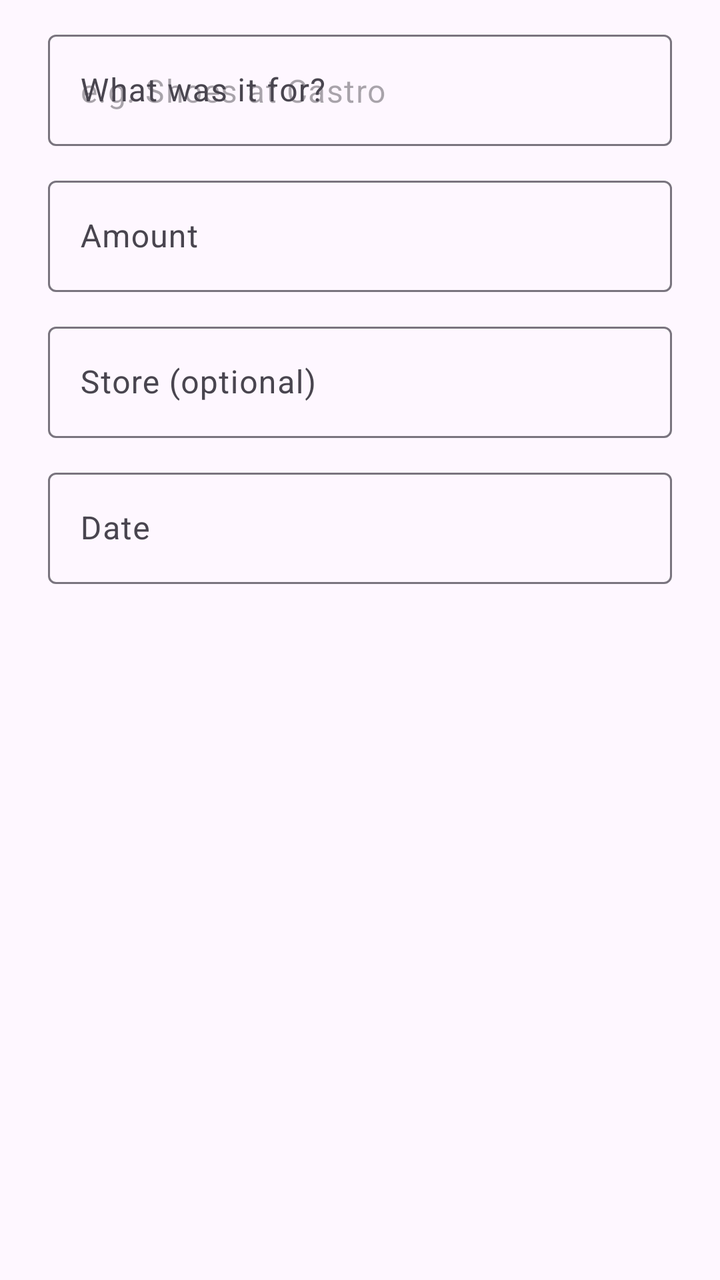
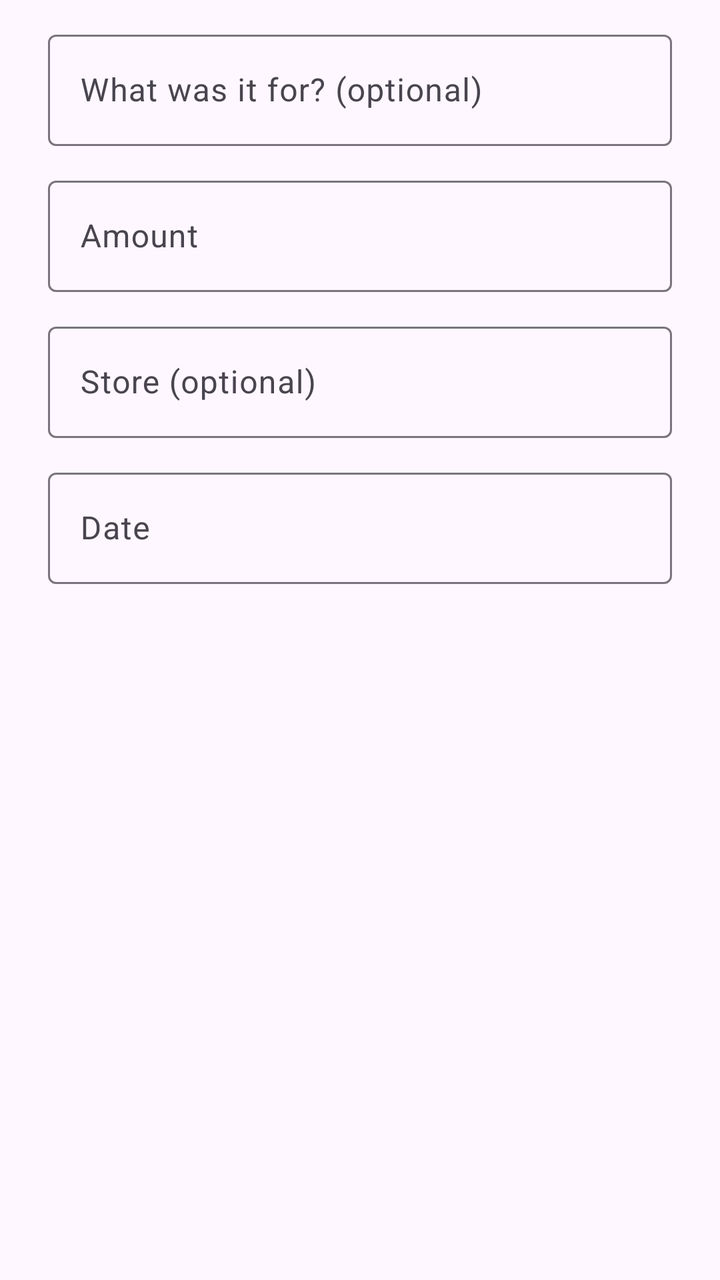

Two renders of the same Android screen: before a commit and after it. Below are the layout's source before the change and the commit's diff.
<!-- AndroidManifest.xml: application theme Theme.MyCards -->
<!-- res/layout/dialog_add_spend.xml -->
<?xml version="1.0" encoding="utf-8"?>
<LinearLayout xmlns:android="http://schemas.android.com/apk/res/android"
    android:layout_width="match_parent"
    android:layout_height="wrap_content"
    android:orientation="vertical"
    android:paddingStart="24dp"
    android:paddingEnd="24dp"
    android:paddingTop="12dp">

    <com.google.android.material.textfield.TextInputLayout
        android:id="@+id/titleLayout"
        style="@style/Widget.Material3.TextInputLayout.OutlinedBox"
        android:layout_width="match_parent"
        android:layout_height="wrap_content"
        android:hint="@string/spend_title_label">

        <com.google.android.material.textfield.TextInputEditText
            android:id="@+id/spendTitleInput"
            android:layout_width="match_parent"
            android:layout_height="wrap_content"
            android:hint="@string/spend_title_hint"
            android:inputType="text" />
    </com.google.android.material.textfield.TextInputLayout>

    <com.google.android.material.textfield.TextInputLayout
        android:id="@+id/spendAmountLayout"
        style="@style/Widget.Material3.TextInputLayout.OutlinedBox"
        android:layout_width="match_parent"
        android:layout_height="wrap_content"
        android:layout_marginTop="12dp"
        android:hint="@string/spend_amount_label">

        <com.google.android.material.textfield.TextInputEditText
            android:id="@+id/spendAmountInput"
            android:layout_width="match_parent"
            android:layout_height="wrap_content"
            android:inputType="numberDecimal" />
    </com.google.android.material.textfield.TextInputLayout>

    <com.google.android.material.textfield.TextInputLayout
        style="@style/Widget.Material3.TextInputLayout.OutlinedBox"
        android:layout_width="match_parent"
        android:layout_height="wrap_content"
        android:layout_marginTop="12dp"
        android:hint="@string/spend_store_label">

        <com.google.android.material.textfield.TextInputEditText
            android:id="@+id/spendStoreInput"
            android:layout_width="match_parent"
            android:layout_height="wrap_content"
            android:inputType="text" />
    </com.google.android.material.textfield.TextInputLayout>

    <com.google.android.material.textfield.TextInputLayout
        style="@style/Widget.Material3.TextInputLayout.OutlinedBox"
        android:layout_width="match_parent"
        android:layout_height="wrap_content"
        android:layout_marginTop="12dp"
        android:hint="@string/spend_date_label">

        <com.google.android.material.textfield.TextInputEditText
            android:id="@+id/spendDateInput"
            android:layout_width="match_parent"
            android:layout_height="wrap_content"
            android:focusable="false"
            android:inputType="none" />
    </com.google.android.material.textfield.TextInputLayout>

</LinearLayout>
<!-- resources referenced by this layout -->
<resources>
  <string name="spend_amount_label">Amount</string>
  <string name="spend_date_label">Date</string>
  <string name="spend_store_label">Store (optional)</string>
  <string name="spend_title_hint">e.g. Shoes at Castro</string>
  <string name="spend_title_label">What was it for?</string>
  <style name="Theme.MyCards" parent="Theme.Material3.DayNight.NoActionBar">
          <item name="colorPrimary">@color/brand_primary</item>
          <item name="colorOnPrimary">@color/brand_on_primary</item>
          <item name="colorPrimaryContainer">@color/brand_primary_container</item>
          <item name="colorOnPrimaryContainer">@color/brand_on_primary_container</item>
          <item name="colorSecondary">@color/brand_secondary</item>
          
          <item name="android:statusBarColor" tools:targetApi="l">@color/toolbar_background</item>
      </style>
  <color name="brand_primary">#1B5E9C</color>
  <color name="brand_on_primary">#FFFFFF</color>
  <color name="brand_primary_container">#D3E4F7</color>
  <color name="brand_on_primary_container">#0B2A45</color>
  <color name="brand_secondary">#2E7D5B</color>
  <color name="toolbar_background">#1B5E9C</color>
</resources>

<!-- the commit's change to res/layout/dialog_add_spend.xml (unified diff, before → after) -->
@@ -1,5 +1,6 @@
 <?xml version="1.0" encoding="utf-8"?>
 <LinearLayout xmlns:android="http://schemas.android.com/apk/res/android"
+    xmlns:app="http://schemas.android.com/apk/res-auto"
     android:layout_width="match_parent"
     android:layout_height="wrap_content"
     android:orientation="vertical"
@@ -7,18 +8,19 @@
     android:paddingEnd="24dp"
     android:paddingTop="12dp">
 
+    
     <com.google.android.material.textfield.TextInputLayout
         android:id="@+id/titleLayout"
         style="@style/Widget.Material3.TextInputLayout.OutlinedBox"
         android:layout_width="match_parent"
         android:layout_height="wrap_content"
-        android:hint="@string/spend_title_label">
+        android:hint="@string/spend_title_label"
+        app:placeholderText="@string/spend_title_hint">
 
         <com.google.android.material.textfield.TextInputEditText
             android:id="@+id/spendTitleInput"
             android:layout_width="match_parent"
             android:layout_height="wrap_content"
-            android:hint="@string/spend_title_hint"
             android:inputType="text" />
     </com.google.android.material.textfield.TextInputLayout>
 
<!-- resource entries referenced after the edit -->
@@ -4,7 +4,7 @@
   <string name="spend_date_label">Date</string>
   <string name="spend_store_label">Store (optional)</string>
   <string name="spend_title_hint">e.g. Shoes at Castro</string>
-  <string name="spend_title_label">What was it for?</string>
+  <string name="spend_title_label">What was it for? (optional)</string>
   <style name="Theme.MyCards" parent="Theme.Material3.DayNight.NoActionBar">
           <item name="colorPrimary">@color/brand_primary</item>
           <item name="colorOnPrimary">@color/brand_on_primary</item>
